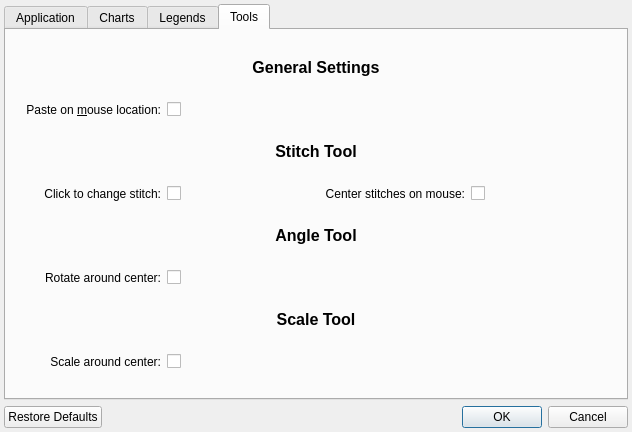
The window that src/settings.ui (iPenguin/CrochetCharts) describes before a commit, drawn with Qt 5.
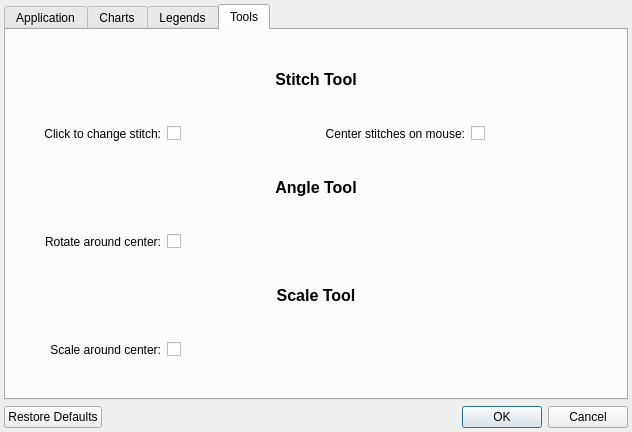
The same window after the commit. The open tabs and pages were chosen to show the change.

Commit message: paste on mouse moved to paste offset, added properties to context menu

```diff
--- a/src/settings.ui
+++ b/src/settings.ui
@@ -858,7 +858,7 @@
        <string>Tools</string>
       </attribute>
       <layout class="QGridLayout" name="gridLayout_5">
-       <item row="5" column="1">
+       <item row="3" column="1">
         <widget class="QCheckBox" name="rotateAroundCenter">
          <property name="sizePolicy">
           <sizepolicy hsizetype="Minimum" vsizetype="Fixed">
@@ -871,7 +871,7 @@
          </property>
         </widget>
        </item>
-       <item row="2" column="0" colspan="4">
+       <item row="0" column="0" colspan="4">
         <widget class="QLabel" name="label_31">
          <property name="sizePolicy">
           <sizepolicy hsizetype="Preferred" vsizetype="Fixed">
@@ -888,27 +888,14 @@
          </property>
         </widget>
        </item>
-       <item row="1" column="1">
-        <widget class="QCheckBox" name="pasteOnMouseLocation">
-         <property name="sizePolicy">
-          <sizepolicy hsizetype="Minimum" vsizetype="Fixed">
-           <horstretch>0</horstretch>
-           <verstretch>0</verstretch>
-          </sizepolicy>
-         </property>
-         <property name="text">
-          <string/>
-         </property>
-        </widget>
-       </item>
-       <item row="3" column="3">
+       <item row="1" column="3">
         <widget class="QCheckBox" name="centerNewStitchOnMouse">
          <property name="text">
           <string/>
          </property>
         </widget>
        </item>
-       <item row="4" column="0" colspan="4">
+       <item row="2" column="0" colspan="4">
         <widget class="QLabel" name="label_36">
          <property name="sizePolicy">
           <sizepolicy hsizetype="Preferred" vsizetype="Fixed">
@@ -925,7 +912,7 @@
          </property>
         </widget>
        </item>
-       <item row="3" column="0">
+       <item row="1" column="0">
         <widget class="QLabel" name="label_32">
          <property name="text">
           <string>Click to change stitch:</string>
@@ -938,20 +925,7 @@
          </property>
         </widget>
        </item>
-       <item row="1" column="0">
-        <widget class="QLabel" name="label_35">
-         <property name="text">
-          <string>Paste on &amp;mouse location:</string>
-         </property>
-         <property name="alignment">
-          <set>Qt::AlignRight|Qt::AlignTrailing|Qt::AlignVCenter</set>
-         </property>
-         <property name="buddy">
-          <cstring>showStitchTitle</cstring>
-         </property>
-        </widget>
-       </item>
-       <item row="7" column="0">
+       <item row="5" column="0">
         <widget class="QLabel" name="label_39">
          <property name="text">
           <string>Scale around center:</string>
@@ -961,7 +935,7 @@
          </property>
         </widget>
        </item>
-       <item row="5" column="0">
+       <item row="3" column="0">
         <widget class="QLabel" name="label_37">
          <property name="text">
           <string>Rotate around center:</string>
@@ -974,7 +948,7 @@
          </property>
         </widget>
        </item>
-       <item row="3" column="1">
+       <item row="1" column="1">
         <widget class="QCheckBox" name="replaceStitchWithPress">
          <property name="sizePolicy">
           <sizepolicy hsizetype="Minimum" vsizetype="Fixed">
@@ -987,24 +961,7 @@
          </property>
         </widget>
        </item>
-       <item row="0" column="0" colspan="4">
-        <widget class="QLabel" name="label_34">
-         <property name="sizePolicy">
-          <sizepolicy hsizetype="Preferred" vsizetype="Fixed">
-           <horstretch>0</horstretch>
-           <verstretch>0</verstretch>
-          </sizepolicy>
-         </property>
-         <property name="text">
-          <string>&lt;!DOCTYPE HTML PUBLIC &quot;-//W3C//DTD HTML 4.0//EN&quot; &quot;http://www.w3.org/TR/REC-html40/strict.dtd&quot;&gt;
-&lt;html&gt;&lt;head&gt;&lt;meta name=&quot;qrichtext&quot; content=&quot;1&quot; /&gt;&lt;style type=&quot;text/css&quot;&gt;
-p, li { white-space: pre-wrap; }
-&lt;/style&gt;&lt;/head&gt;&lt;body style=&quot; font-family:'Sans Serif'; font-size:9pt; font-weight:400; font-style:normal;&quot;&gt;
-&lt;p align=&quot;center&quot; style=&quot; margin-top:0px; margin-bottom:0px; margin-left:0px; margin-right:0px; -qt-block-indent:0; text-indent:0px;&quot;&gt;&lt;span style=&quot; font-family:'Ubuntu'; font-size:12pt; font-weight:600;&quot;&gt;General Settings&lt;/span&gt;&lt;/p&gt;&lt;/body&gt;&lt;/html&gt;</string>
-         </property>
-        </widget>
-       </item>
-       <item row="6" column="0" colspan="4">
+       <item row="4" column="0" colspan="4">
         <widget class="QLabel" name="label_38">
          <property name="sizePolicy">
           <sizepolicy hsizetype="Preferred" vsizetype="Fixed">
@@ -1024,7 +981,7 @@
          </property>
         </widget>
        </item>
-       <item row="3" column="2">
+       <item row="1" column="2">
         <widget class="QLabel" name="label_33">
          <property name="text">
           <string>Center stitches on mouse:</string>
@@ -1034,7 +991,7 @@
          </property>
         </widget>
        </item>
-       <item row="7" column="1">
+       <item row="5" column="1">
         <widget class="QCheckBox" name="scaleAroundCenter">
          <property name="text">
           <string/>
```
Left out of the diff: 20 changed lines with no effect on the pictures. The commit also changes 5 other files.
